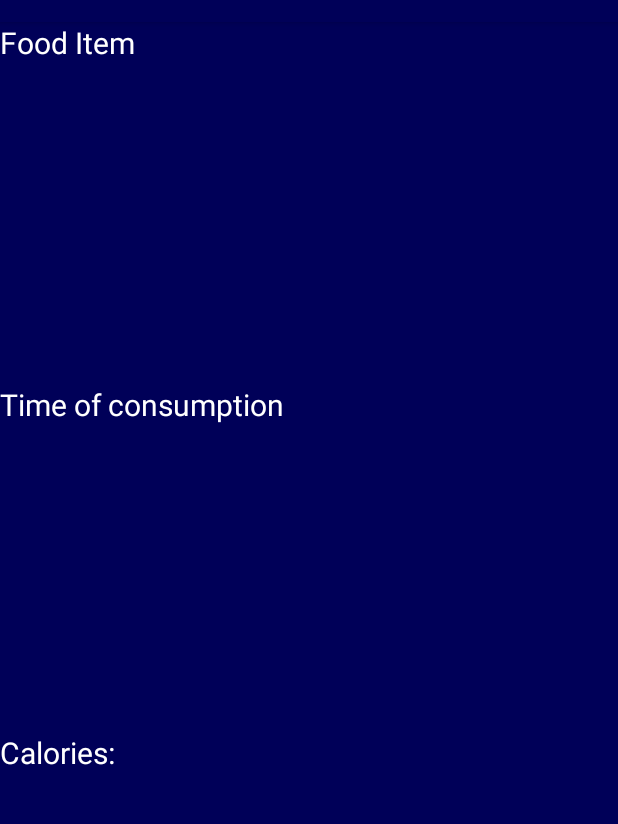
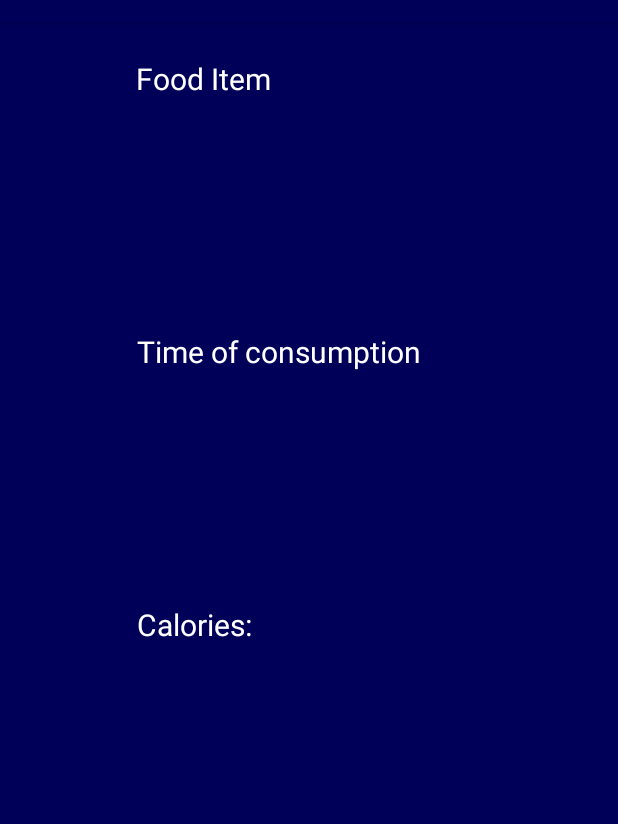
Before and after one commit to Diakko/JustEatIt, an Android app: the FoodItemsDetailsActivity screen opened directly, with no data from a screen before it, on a phone screen of 412 x 824 dp, the part 62-886 px from its top. Run offline under Robolectric (Android 15) with nearby library versions, the phone set to English and light mode, and no system bars; 6 statements that could not run were skipped.

Commit message:
Merge branch 'master' of C:\Users\matia\AndroidStudioProjects\JustEatIt2 with conflicts.

```diff
--- a/app/src/main/java/com/example/justeatit/MainActivity.java
+++ b/app/src/main/java/com/example/justeatit/MainActivity.java
@@ -17,7 +17,6 @@ import android.os.Build;
 import android.os.Bundle;
 import android.util.Log;
 import android.view.View;
-import android.widget.Button;
 import android.widget.EditText;
 import android.widget.TextView;
 import android.widget.Toast;
@@ -91,7 +90,7 @@ public class MainActivity extends AppCompatActivity implements SensorEventListen
         calories = new Calories(dailyCal, totalCal, averageCal);
         dailysteps.setValue(mPreferences.getInt(DAILY_STEPS_KEY, 0));
         totalsteps.setValue(mPreferences.getInt(TOTAL_STEPS_KEY, 0));
-        dailystepcounter = (TextView) findViewById(R.id.dailystepcounter);
+        dailystepcounter = findViewById(R.id.dailystepcounter);
         updateUI();
 
     }
@@ -208,6 +207,7 @@ public class MainActivity extends AppCompatActivity implements SensorEventListen
             Toast.makeText(this, "Add item and calories!", Toast.LENGTH_SHORT).show();
         }
         updateUI();
+
     }
 
     /**
@@ -248,6 +248,7 @@ public class MainActivity extends AppCompatActivity implements SensorEventListen
 
     }
 
+    @SuppressLint("SetTextI18n")
     /**
      * SensorEventListener implement needs this method.
      * Method is called when sensor detects changes.
--- a/app/src/main/java/com/example/justeatit/ProfileActivity.java
+++ b/app/src/main/java/com/example/justeatit/ProfileActivity.java
@@ -156,8 +156,10 @@ import java.util.ArrayList;
         TextView tv3 = findViewById(R.id.stepsToday);
         TextView tv4 = findViewById(R.id.stepsTotal);
 
-        tv3.setText(""+dailySteps2.stepsNow());
-        tv4.setText(""+totalSteps2.stepsNow());
+        String totalSteps = Integer.toString(totalSteps2.stepsNow());
+        String dailySteps = Integer.toString(dailySteps2.stepsNow());
+        tv3.setText(dailySteps);
+        tv4.setText(totalSteps);
     }
 
     /**
--- a/app/src/main/res/layout/food_layout.xml
+++ b/app/src/main/res/layout/food_layout.xml
@@ -10,74 +10,77 @@
     <TextView
         android:id="@+id/foodItem"
         android:layout_width="400dp"
-        android:layout_height="180dp"
+        android:layout_height="100dp"
+        android:layout_marginTop="24dp"
         android:ems="10"
         android:textColor="@color/whiteText"
         android:textSize="30sp"
-        app:layout_constraintBottom_toTopOf="@+id/timestamp"
         app:layout_constraintEnd_toEndOf="parent"
-        app:layout_constraintHorizontal_bias="0.0"
+        app:layout_constraintHorizontal_bias="0.508"
         app:layout_constraintStart_toStartOf="parent"
-        app:layout_constraintTop_toTopOf="parent" />
+        app:layout_constraintTop_toBottomOf="@+id/foodItemText" />
 
     <TextView
         android:id="@+id/timestamp"
-        android:layout_width="405dp"
-        android:layout_height="180dp"
+        android:layout_width="400dp"
+        android:layout_height="100dp"
+        android:layout_marginTop="24dp"
         android:ems="10"
         android:textColor="@color/whiteText"
         android:textSize="30sp"
-        app:layout_constraintBottom_toTopOf="@+id/calories"
         app:layout_constraintEnd_toEndOf="parent"
-        app:layout_constraintHorizontal_bias="0.454"
         app:layout_constraintStart_toStartOf="parent"
-        app:layout_constraintTop_toBottomOf="@+id/foodItem" />
+        app:layout_constraintTop_toBottomOf="@+id/timeStampText" />
 
     <TextView
         android:id="@+id/calories"
         android:layout_width="400dp"
-        android:layout_height="200dp"
+        android:layout_height="100dp"
+        android:layout_marginTop="24dp"
         android:ems="10"
         android:textColor="@color/whiteText"
         android:textSize="30sp"
-        app:layout_constraintBottom_toBottomOf="parent"
         app:layout_constraintEnd_toEndOf="parent"
-        app:layout_constraintHorizontal_bias="0.0"
         app:layout_constraintStart_toStartOf="parent"
-        app:layout_constraintTop_toBottomOf="@+id/timestamp" />
+        app:layout_constraintTop_toBottomOf="@+id/caloriesText" />
 
     <TextView
         android:id="@+id/foodItemText"
-        android:layout_width="204dp"
+        android:layout_width="230dp"
         android:layout_height="34dp"
+        android:layout_marginTop="24dp"
         android:text="@string/foodItemText"
         android:textAllCaps="false"
         android:textColor="@color/whiteText"
         android:textSize="20sp"
+        app:layout_constraintEnd_toEndOf="parent"
+        app:layout_constraintHorizontal_bias="0.497"
         app:layout_constraintStart_toStartOf="parent"
         app:layout_constraintTop_toTopOf="parent" />
 
     <TextView
         android:id="@+id/timeStampText"
-        android:layout_width="204dp"
+        android:layout_width="230dp"
         android:layout_height="34dp"
+        android:layout_marginTop="24dp"
         android:text="@string/timeStampText"
         android:textAllCaps="false"
         android:textColor="@color/whiteText"
         android:textSize="20sp"
-        app:layout_constraintBottom_toTopOf="@+id/timestamp"
+        app:layout_constraintEnd_toEndOf="parent"
         app:layout_constraintStart_toStartOf="parent"
         app:layout_constraintTop_toBottomOf="@+id/foodItem" />
 
     <TextView
         android:id="@+id/caloriesText"
-        android:layout_width="204dp"
+        android:layout_width="230dp"
         android:layout_height="34dp"
+        android:layout_marginTop="24dp"
         android:text="@string/caloriesText"
         android:textAllCaps="false"
         android:textColor="@color/whiteText"
         android:textSize="20sp"
-        app:layout_constraintBottom_toTopOf="@+id/calories"
+        app:layout_constraintEnd_toEndOf="parent"
         app:layout_constraintStart_toStartOf="parent"
         app:layout_constraintTop_toBottomOf="@+id/timestamp" />
 </androidx.constraintlayout.widget.ConstraintLayout>
```
